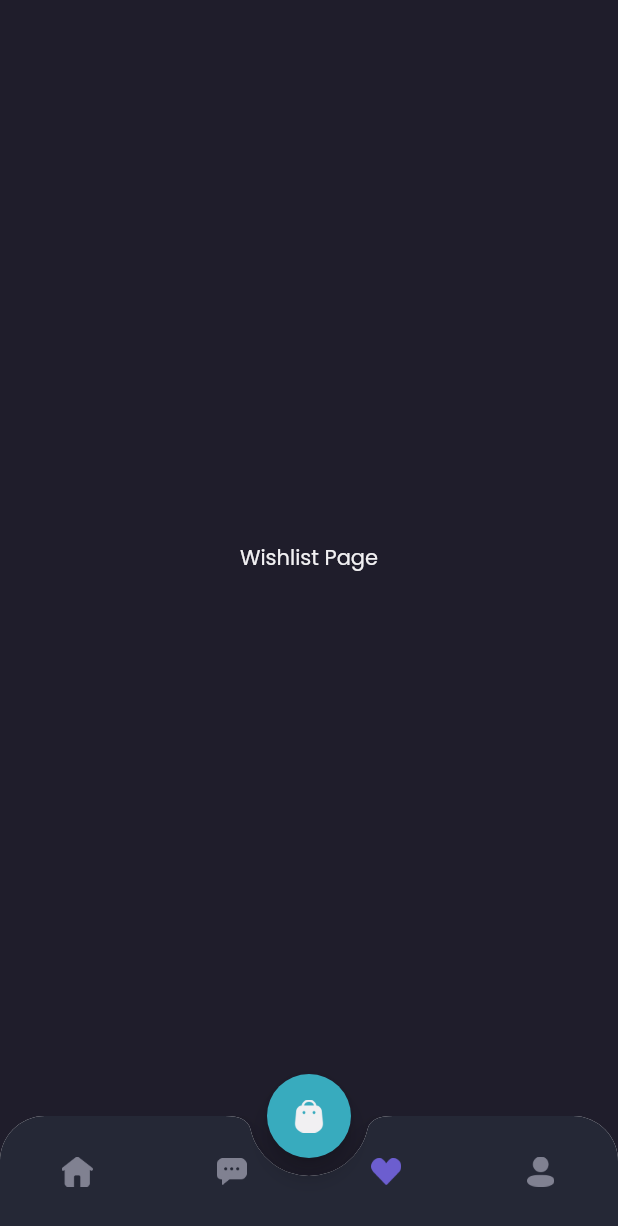
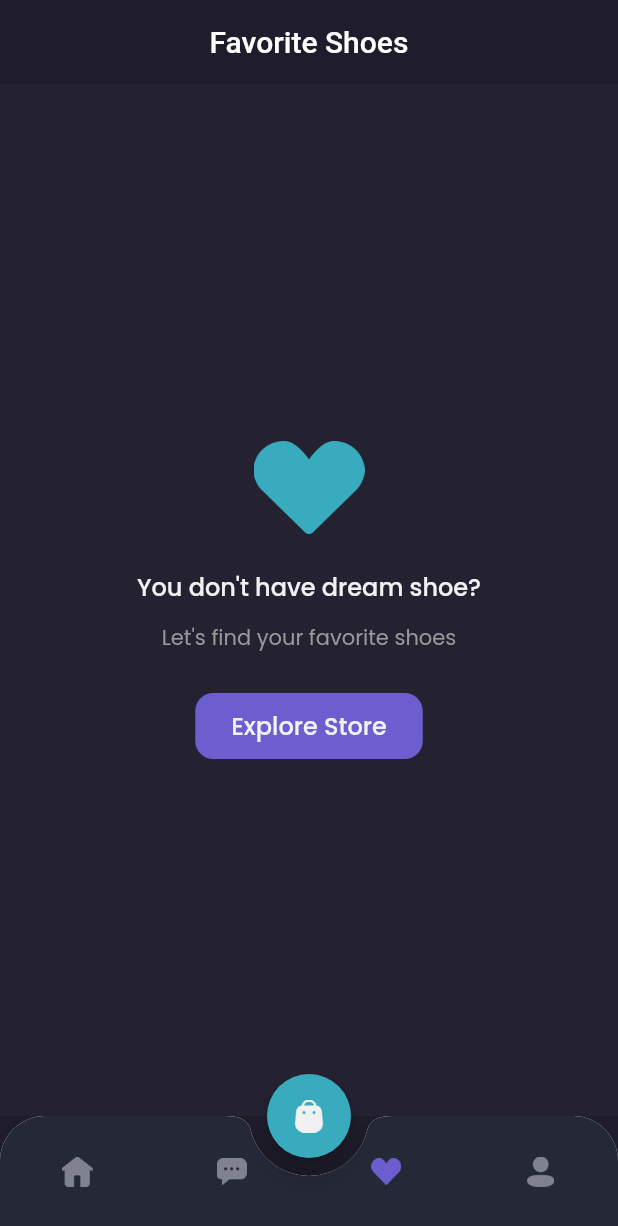
Before and after one commit to Chairilashar99/Flutter-Shamo, a Flutter app: the MainPage screen opened by its route, item 3 of the bottom bar chosen, on a phone screen of 412 x 824 dp. Shown: the top 1226 px of the screen. Run offline on Flutter 3.47's test engine with Material 2 defaults, Android fonts, the phone set to English and light mode, and no system bars; our stand-ins replace google_fonts.

Commit message:
wishlist page

```diff
--- a/lib/pages/home/wishlist_page.dart
+++ b/lib/pages/home/wishlist_page.dart
@@ -6,11 +6,86 @@ class WishlistPage extends StatelessWidget {
 
   @override
   Widget build(BuildContext context) {
-    return Center(
-      child: Text(
-        'Wishlist Page',
-        style: primaryTextStyle,
-      ),
+    //Widget header
+    Widget header() {
+      return AppBar(
+        backgroundColor: backgroundColor1,
+        centerTitle: true,
+        title: Text(
+          'Favorite Shoes',
+        ),
+        elevation: 0,
+        automaticallyImplyLeading: false,
+      );
+    }
+
+    //Widget Empty Whislist
+    Widget emptyWishlist() {
+      return Expanded(
+        child: Container(
+          width: double.infinity,
+          color: backgroundColor3,
+          child: Column(
+            mainAxisAlignment: MainAxisAlignment.center,
+            children: [
+              Image.asset(
+                'assets/image_wishlist.png',
+                width: 74,
+              ),
+              SizedBox(
+                height: 23,
+              ),
+              Text(
+                'You don\'t have dream shoe?',
+                style: primaryTextStyle.copyWith(
+                  fontSize: 16,
+                  fontWeight: medium,
+                ),
+              ),
+              SizedBox(
+                height: 12,
+              ),
+              Text(
+                'Let\'s find your favorite shoes',
+                style: secondaryTextStyle,
+              ),
+              SizedBox(
+                height: 26,
+              ),
+              Container(
+                height: 44,
+                child: TextButton(
+                  onPressed: () {},
+                  style: TextButton.styleFrom(
+                    padding: EdgeInsets.symmetric(
+                      vertical: 10,
+                      horizontal: 24,
+                    ),
+                    backgroundColor: primaryColor,
+                    shape: RoundedRectangleBorder(
+                      borderRadius: BorderRadius.circular(12),
+                    ),
+                  ),
+                  child: Text(
+                    'Explore Store',
+                    style: primaryTextStyle.copyWith(
+                      fontSize: 16,
+                      fontWeight: medium,
+                    ),
+                  ),
+                ),
+              ),
+            ],
+          ),
+        ),
+      );
+    }
+
+    return Column(
+      children: [
+        header(),
+        emptyWishlist(),
+      ],
     );
   }
 }
```
